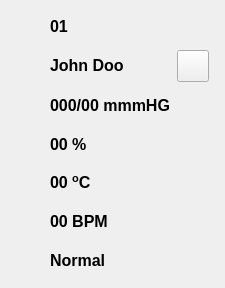
Old version of the form gui/monitordata.ui in the repository dtgmariano/central_monitoramento.
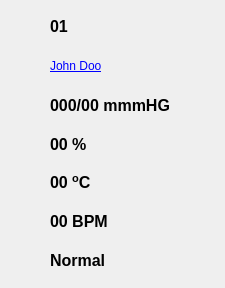
New version of the form. Icons and pictures are not drawn.

Patch:
```diff
--- a/gui/monitordata.ui
+++ b/gui/monitordata.ui
@@ -192,12 +192,16 @@
       </property>
       <property name="font">
        <font>
-        <pointsize>12</pointsize>
-        <weight>75</weight>
-        <italic>false</italic>
-        <bold>true</bold>
+        <underline>true</underline>
        </font>
       </property>
+      <property name="cursor">
+       <cursorShape>PointingHandCursor</cursorShape>
+      </property>
+      <property name="styleSheet">
+       <string notr="true">color: rgb(0, 0, 255);
+text-decoration: underline;</string>
+      </property>
       <property name="text">
        <string>&lt;html&gt;&lt;head/&gt;&lt;body&gt;&lt;p&gt;John Doo&lt;/p&gt;&lt;/body&gt;&lt;/html&gt;</string>
       </property>
@@ -349,29 +353,6 @@
       </property>
      </widget>
     </item>
-    <item row="1" column="2">
-     <widget class="QPushButton" name="btDetalhes">
-      <property name="maximumSize">
-       <size>
-        <width>32</width>
-        <height>32</height>
-       </size>
-      </property>
-      <property name="text">
-       <string/>
-      </property>
-      <property name="icon">
-       <iconset>
-        <normaloff>icones/img_lupa1.png</normaloff>icones/img_lupa1.png</iconset>
-      </property>
-      <property name="iconSize">
-       <size>
-        <width>30</width>
-        <height>30</height>
-       </size>
-      </property>
-     </widget>
-    </item>
     <item row="6" column="2">
      <widget class="QLabel" name="alertECGStatus">
       <property name="maximumSize">
```
